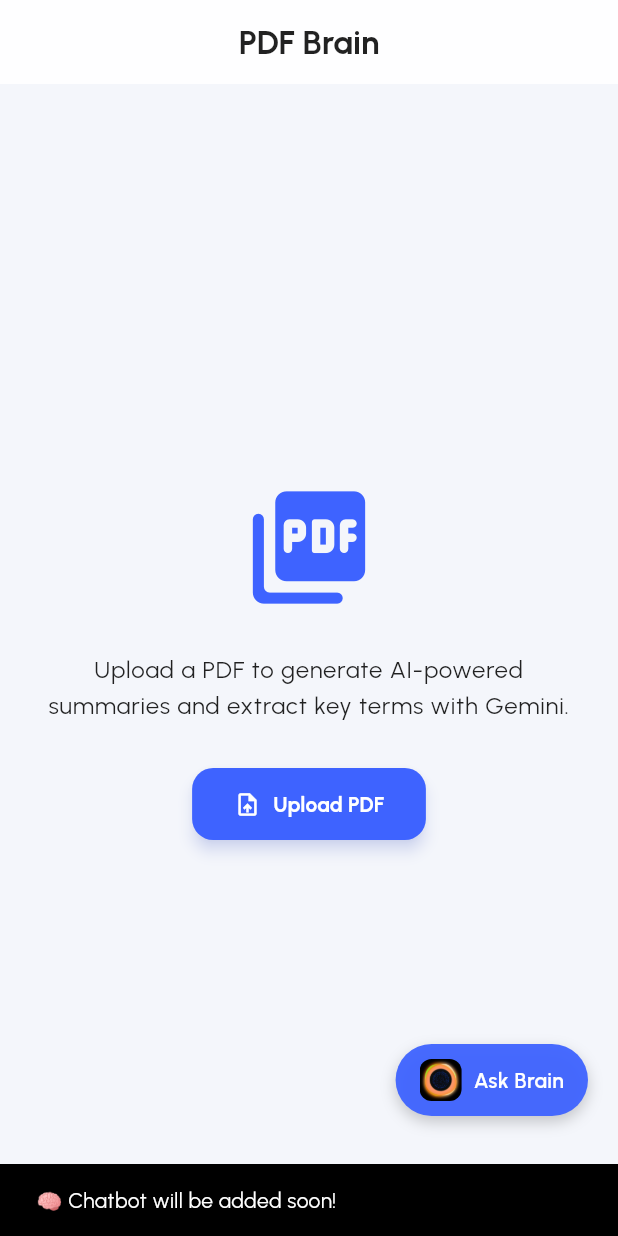
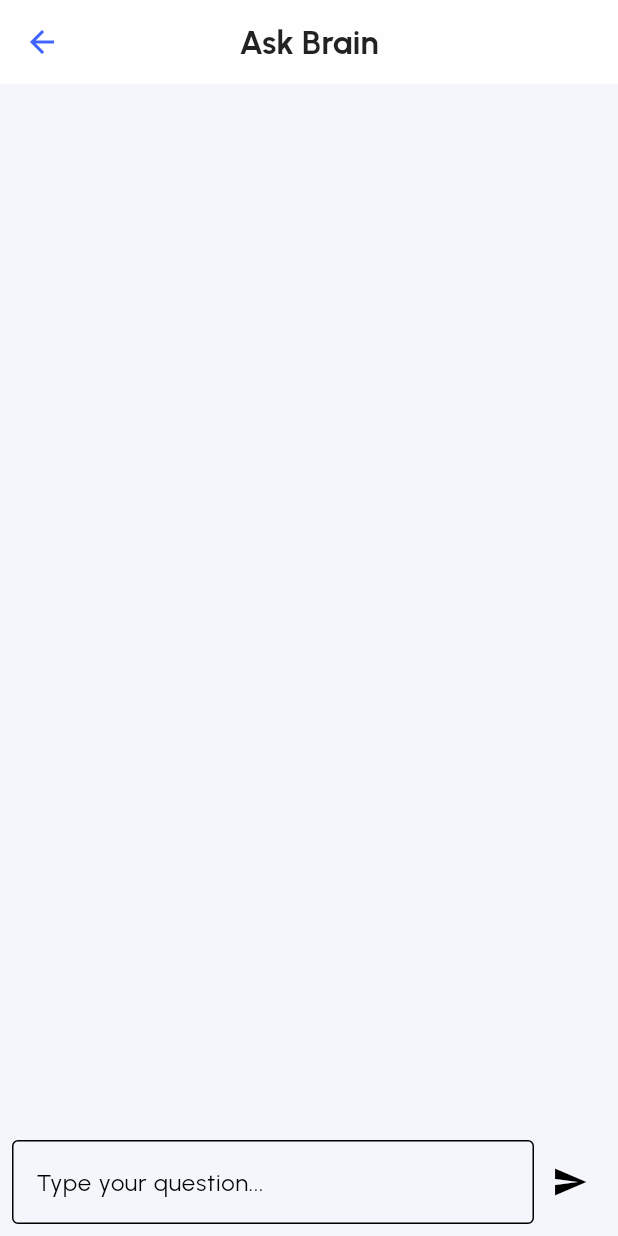
Before and after one commit to rly09/pdf_brain, a Flutter app: the screen it shows after launch, after a tap on "Ask Brain", on a phone screen of 412 x 824 dp. Run offline on Flutter 3.47's test engine with Material 3 defaults, Android fonts, the light colour scheme and no system bars; our stand-ins replace file_picker, flutter_dotenv, flutter_tts, google_fonts, google_generative_ai, share_plus; missing offline and left inert: syncfusion_flutter_pdf.

Commit message:
Adding chatbot

```diff
--- /dev/null
+++ b/lib/screens/chatbot_page.dart
@@ -0,0 +1,114 @@
+import 'package:flutter/material.dart';
+import 'package:http/http.dart' as http;
+import 'dart:convert';
+
+class ChatbotScreen extends StatefulWidget {
+  const ChatbotScreen({super.key});
+
+  @override
+  State<ChatbotScreen> createState() => _ChatbotScreenState();
+}
+
+class _ChatbotScreenState extends State<ChatbotScreen> {
+  final TextEditingController _controller = TextEditingController();
+  final List<Map<String, String>> _messages = [];
+  bool _loading = false;
+
+  Future<void> _sendMessage(String text) async {
+    if (text.trim().isEmpty) return;
+
+    setState(() {
+      _messages.add({"role": "user", "text": text});
+      _loading = true;
+    });
+
+    try {
+      final response = await http.post(
+        Uri.parse("http://YOUR_PC_IP:8000/chat"), // replace with server IP
+        headers: {"Content-Type": "application/json"},
+        body: json.encode({"message": text}),
+      );
+
+      if (response.statusCode == 200) {
+        final data = json.decode(response.body);
+        setState(() {
+          _messages.add({"role": "bot", "text": data["reply"]});
+        });
+      } else {
+        setState(() {
+          _messages.add({"role": "bot", "text": "Error: ${response.statusCode}"});
+        });
+      }
+    } catch (e) {
+      setState(() {
+        _messages.add({"role": "bot", "text": "Error: $e"});
+      });
+    }
+
+    setState(() {
+      _loading = false;
+    });
+
+    _controller.clear();
+  }
+
+  @override
+  Widget build(BuildContext context) {
+    return Scaffold(
+      appBar: AppBar(title: const Text("Ask Brain")),
+      body: Column(
+        children: [
+          Expanded(
+            child: ListView.builder(
+              itemCount: _messages.length,
+              itemBuilder: (context, index) {
+                final msg = _messages[index];
+                final isUser = msg["role"] == "user";
+                return Align(
+                  alignment: isUser ? Alignment.centerRight : Alignment.centerLeft,
+                  child: Container(
+                    margin: const EdgeInsets.all(8),
+                    padding: const EdgeInsets.all(12),
+                    decoration: BoxDecoration(
+                      color: isUser ? Colors.blue : Colors.grey[300],
+                      borderRadius: BorderRadius.circular(12),
+                    ),
+                    child: Text(
+                      msg["text"]!,
+                      style: TextStyle(
+                        color: isUser ? Colors.white : Colors.black,
+                      ),
+                    ),
+                  ),
+                );
+              },
+            ),
+          ),
+          if (_loading) const LinearProgressIndicator(),
+          Padding(
+            padding: const EdgeInsets.all(8.0),
+            child: Row(
+              children: [
+                Expanded(
+                  child: TextField(
+                    controller: _controller,
+                    decoration: const InputDecoration(
+                      hintText: "Type your question...",
+                      border: OutlineInputBorder(),
+                    ),
+                  ),
+                ),
+                IconButton(
+                  icon: const Icon(Icons.send),
+                  onPressed: () {
+                    _sendMessage(_controller.text.trim());
+                  },
+                )
+              ],
+            ),
+          )
+        ],
+      ),
+    );
+  }
+}
--- a/lib/widgets/ask_brain.dart
+++ b/lib/widgets/ask_brain.dart
@@ -1,4 +1,6 @@
 import 'package:flutter/material.dart';
+
+import '../screens/chatbot_page.dart';
 
 class AskBrain extends StatelessWidget {
   const AskBrain({super.key});
@@ -8,8 +10,9 @@
     final theme = Theme.of(context);
     return GestureDetector(
       onTap: () {
-        ScaffoldMessenger.of(context).showSnackBar(
-          const SnackBar(content: Text("🧠 Chatbot will be added soon!")),
+        Navigator.push(
+          context,
+          MaterialPageRoute(builder: (context) => const ChatbotScreen()),
         );
       },
       child: Container(
```
